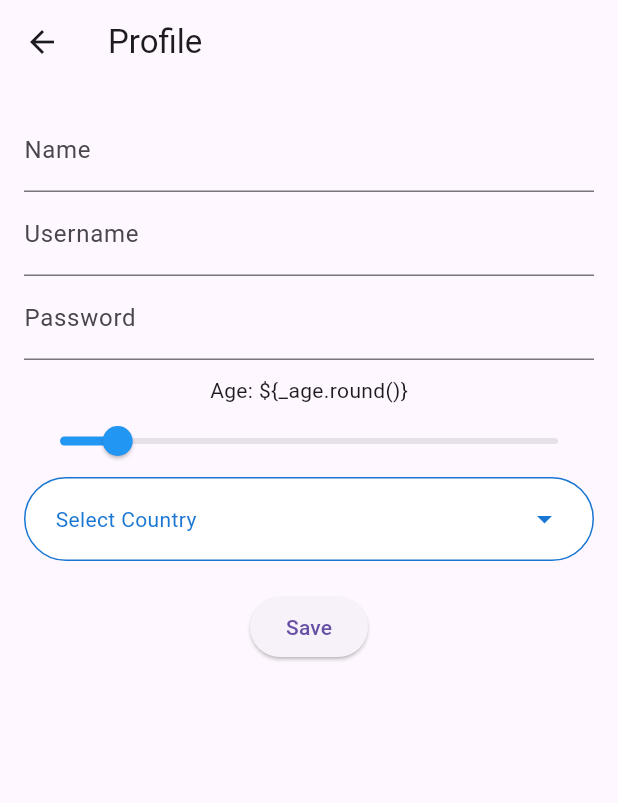
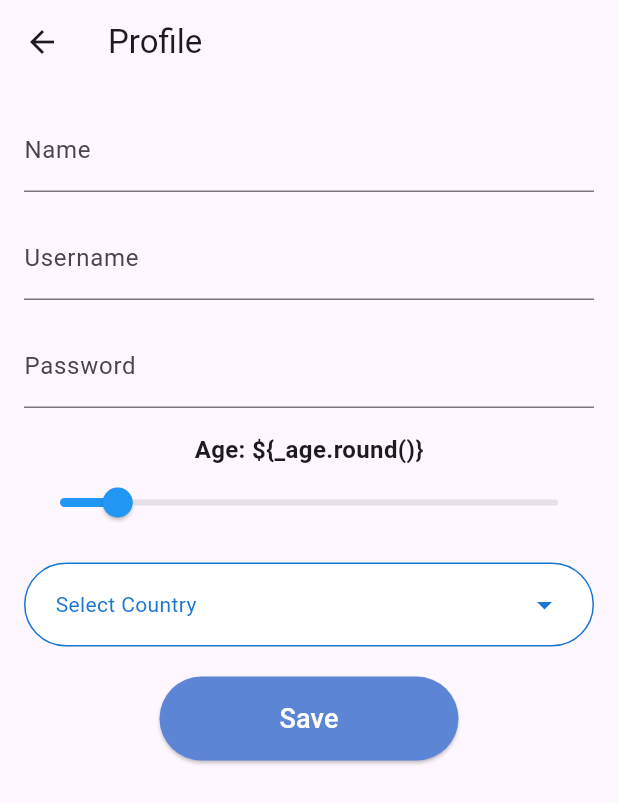
Before and after one commit to HelgasonF/habbit_tracker_app, a Flutter app: the ProfileScreen screen opened directly, on a phone screen of 412 x 824 dp. Shown: the top 803 px of the screen. Run offline on Flutter 3.47's test engine with Material 3 defaults, Android fonts, the phone set to English and light mode, and no system bars; our stand-ins replace country_picker, google_fonts, shared_preferences; accounts and stored records are empty.

Commit message:
Enhance profile screen UI

```diff
--- a/lib/profile_screen.dart
+++ b/lib/profile_screen.dart
@@ -13,7 +13,6 @@ class _ProfileScreenState extends State<ProfileScreen> {
   final _nameController = TextEditingController();
   final _usernameController = TextEditingController();
   final _passwordController = TextEditingController();
-  final _countryController = TextEditingController();
   double _age = 20;
   String _country = '';
 
@@ -31,7 +30,6 @@ class _ProfileScreenState extends State<ProfileScreen> {
       _age = (prefs.getInt('age') ?? 20).toDouble();
       _passwordController.text = prefs.getString('password') ?? '';
       _country = prefs.getString('country') ?? '';
-      _countryController.text = _country;
     });
   }
 
@@ -41,7 +39,6 @@ class _ProfileScreenState extends State<ProfileScreen> {
     await prefs.setString('username', _usernameController.text.trim());
     await prefs.setInt('age', _age.round());
     await prefs.setString('password', _passwordController.text.trim());
-    _country = _countryController.text.trim();
     await prefs.setString('country', _country);
     if (!mounted) return;
     Navigator.pop(context);
@@ -52,7 +49,6 @@ class _ProfileScreenState extends State<ProfileScreen> {
     _nameController.dispose();
     _usernameController.dispose();
     _passwordController.dispose();
-    _countryController.dispose();
     super.dispose();
   }
 
@@ -68,17 +64,22 @@ class _ProfileScreenState extends State<ProfileScreen> {
               controller: _nameController,
               decoration: const InputDecoration(labelText: 'Name'),
             ),
+            const SizedBox(height: 16),
             TextField(
               controller: _usernameController,
               decoration: const InputDecoration(labelText: 'Username'),
             ),
+            const SizedBox(height: 16),
             TextField(
               controller: _passwordController,
               decoration: const InputDecoration(labelText: 'Password'),
               obscureText: true,
             ),
-            const SizedBox(height: 10),
-            Text('Age: \${_age.round()}'),
+            const SizedBox(height: 16),
+            Text(
+              'Age: \${_age.round()}',
+              style: const TextStyle(fontWeight: FontWeight.bold, fontSize: 16),
+            ),
             Slider(
               value: _age,
               min: 10,
@@ -87,9 +88,24 @@ class _ProfileScreenState extends State<ProfileScreen> {
               activeColor: Colors.blue,
               onChanged: (v) => setState(() => _age = v),
             ),
+            const SizedBox(height: 16),
             _buildCountryPicker(),
             const SizedBox(height: 20),
-            ElevatedButton(onPressed: _save, child: const Text('Save')),
+            ElevatedButton(
+              onPressed: _save,
+              style: ElevatedButton.styleFrom(
+                backgroundColor: const Color(0xFF5C85D6),
+                shape: RoundedRectangleBorder(
+                  borderRadius: BorderRadius.circular(30),
+                ),
+                padding:
+                    const EdgeInsets.symmetric(horizontal: 80, vertical: 15),
+              ),
+              child: const Text(
+                'Save',
+                style: TextStyle(fontSize: 18, color: Colors.white),
+              ),
+            ),
           ],
         ),
       ),
@@ -104,7 +120,7 @@ class _ProfileScreenState extends State<ProfileScreen> {
           showPhoneCode: false,
           onSelect: (country) {
             setState(() {
-              _countryController.text = country.name;
+              _country = country.name;
             });
           },
         );
@@ -120,7 +136,7 @@ class _ProfileScreenState extends State<ProfileScreen> {
           mainAxisAlignment: MainAxisAlignment.spaceBetween,
           children: [
             Text(
-              _countryController.text.isEmpty ? 'Select Country' : _countryController.text,
+              _country.isEmpty ? 'Select Country' : _country,
               style: TextStyle(color: Colors.blue.shade700),
             ),
             Icon(Icons.arrow_drop_down, color: Colors.blue.shade700),
```
